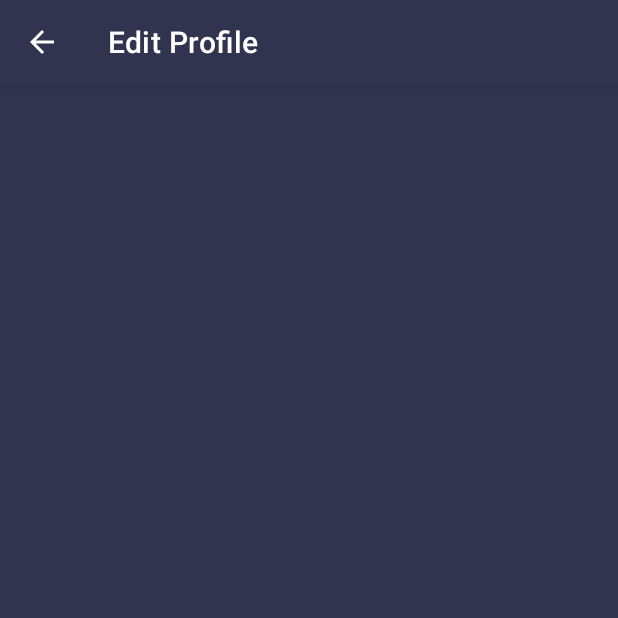
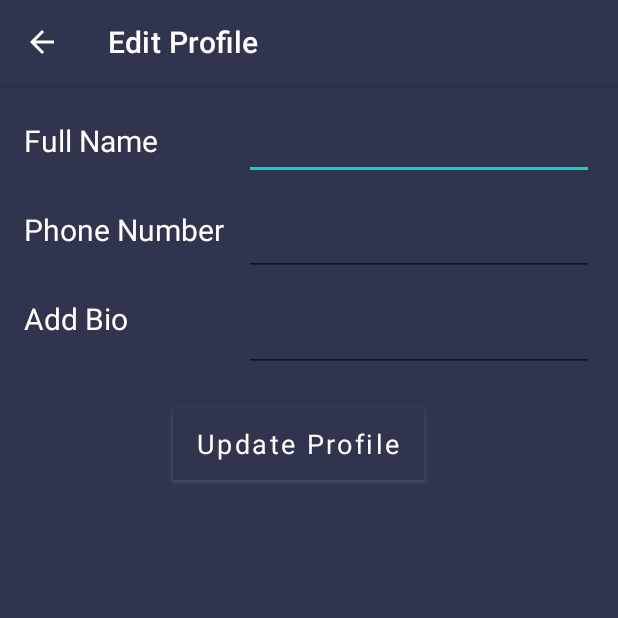
Before and after one commit to RocqJones/sasaKazi, an Android app: the EditProfileActivity screen opened directly, with no data from a screen before it, on a phone screen of 412 x 824 dp, the top half of it. Run offline under Robolectric (Android 15) with nearby library versions, the phone set to English and light mode, and no system bars.

Commit message:
update layout

```diff
--- a/app/src/main/res/layout/activity_edit_profile.xml
+++ b/app/src/main/res/layout/activity_edit_profile.xml
@@ -7,4 +7,105 @@
     android:background="@color/solid_background"
     tools:context=".settings.EditProfileActivity">
 
+    <TextView
+        android:id="@+id/textView2"
+        android:layout_width="wrap_content"
+        android:layout_height="wrap_content"
+        android:layout_marginStart="16dp"
+        android:layout_marginTop="24dp"
+        android:text="@string/full_name"
+        android:textColor="@color/white"
+        android:textSize="20sp"
+        android:fontFamily="sans-serif"
+        app:layout_constraintStart_toStartOf="parent"
+        app:layout_constraintTop_toTopOf="parent" />
+
+    <EditText
+        android:id="@+id/updateProfileName"
+        android:layout_width="wrap_content"
+        android:layout_height="wrap_content"
+        android:layout_marginTop="16dp"
+        android:layout_marginEnd="16dp"
+        android:ems="10"
+        android:inputType="textPersonName"
+        android:textColor="@color/white"
+        android:textSize="20sp"
+        android:fontFamily="sans-serif"
+        app:layout_constraintEnd_toEndOf="parent"
+        app:layout_constraintTop_toTopOf="parent" />
+
+    <TextView
+        android:id="@+id/textView3"
+        android:layout_width="wrap_content"
+        android:layout_height="wrap_content"
+        android:layout_marginStart="16dp"
+        android:layout_marginTop="32dp"
+        android:text="@string/phone_number"
+        android:textColor="@color/white"
+        android:textSize="20sp"
+        android:fontFamily="sans-serif"
+        app:layout_constraintStart_toStartOf="parent"
+        app:layout_constraintTop_toBottomOf="@+id/textView2" />
+
+    <EditText
+        android:id="@+id/updatePhoneNumber"
+        android:layout_width="wrap_content"
+        android:layout_height="wrap_content"
+        android:layout_marginTop="16dp"
+        android:layout_marginEnd="16dp"
+        android:ems="10"
+        android:inputType="phone"
+        android:textColor="@color/white"
+        android:textSize="20sp"
+        android:fontFamily="sans-serif"
+        app:layout_constraintEnd_toEndOf="parent"
+        app:layout_constraintTop_toBottomOf="@+id/updateProfileName" />
+
+    <TextView
+        android:id="@+id/textView4"
+        android:layout_width="wrap_content"
+        android:layout_height="wrap_content"
+        android:layout_marginStart="16dp"
+        android:layout_marginTop="32dp"
+        android:text="@string/add_bio"
+        android:textColor="@color/white"
+        android:textSize="20sp"
+        android:fontFamily="sans-serif"
+        app:layout_constraintStart_toStartOf="parent"
+        app:layout_constraintTop_toBottomOf="@+id/textView3" />
+
+    <EditText
+        android:id="@+id/updateAddBio"
+        android:layout_width="wrap_content"
+        android:layout_height="wrap_content"
+        android:layout_marginTop="16dp"
+        android:layout_marginEnd="16dp"
+        android:ems="10"
+        android:textColor="@color/white"
+        android:textSize="20sp"
+        android:fontFamily="sans-serif"
+        android:gravity="start|top"
+        android:inputType="textMultiLine"
+        app:layout_constraintEnd_toEndOf="parent"
+        app:layout_constraintTop_toBottomOf="@+id/updatePhoneNumber" />
+
+    <Button
+        android:id="@+id/update_button"
+        android:layout_width="wrap_content"
+        android:layout_height="wrap_content"
+        android:layout_marginTop="24dp"
+        android:fontFamily="sans-serif"
+        android:text="@string/update_profile"
+        android:gravity="center"
+        android:textSize="18sp"
+        android:background="#1D213D"
+        android:shadowColor="@color/white"
+        android:outlineSpotShadowColor="@color/white"
+        android:textAllCaps="false"
+        app:layout_constraintEnd_toEndOf="parent"
+        app:layout_constraintHorizontal_bias="0.471"
+        app:layout_constraintStart_toStartOf="parent"
+        app:layout_constraintTop_toBottomOf="@+id/updateAddBio"
+        tools:targetApi="p"/>
+
 </androidx.constraintlayout.widget.ConstraintLayout>
--- a/app/src/main/res/values/strings.xml
+++ b/app/src/main/res/values/strings.xml
@@ -39,4 +39,6 @@
     <string name="_254_123_456_789">(+254) 123 456 789</string>
     <string name="_3">(3)</string>
     <string name="edit_profile">Edit Profile</string>
+    <string name="add_bio">Add Bio</string>
+    <string name="update_profile">Update Profile</string>
 </resources>
```
